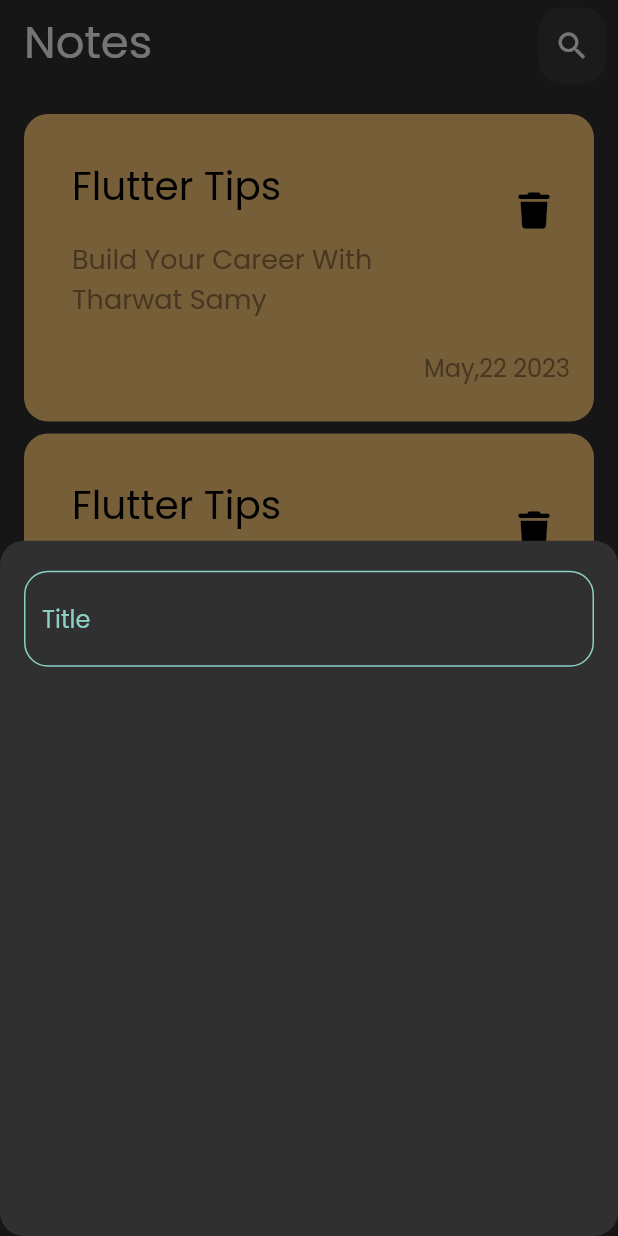
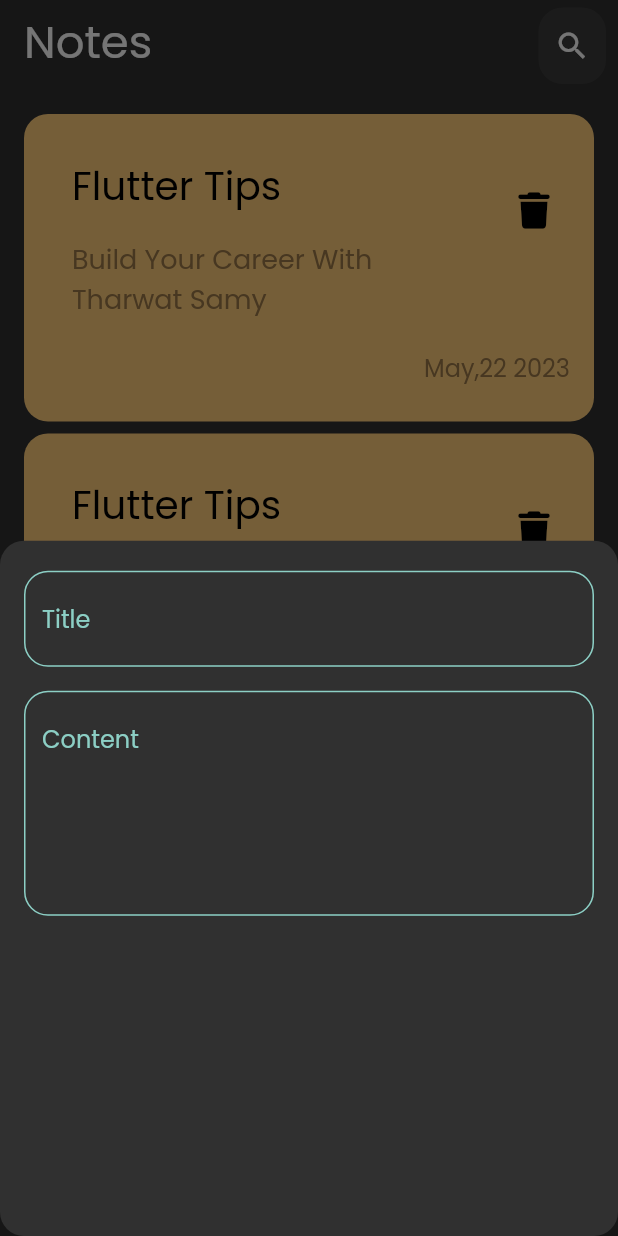
Before and after one commit to KingNarmar/notes_app, a Flutter app: the screen it shows after launch, after a tap on the "add" icon, on a phone screen of 412 x 824 dp. Run offline on Flutter 3.47's test engine with Material 2 defaults, Android fonts, the phone set to English and light mode, and no system bars; our stand-ins replace font_awesome_flutter.

Commit message:
add text Feild to bottom sheet

```diff
--- a/lib/Pages/notes_view.dart
+++ b/lib/Pages/notes_view.dart
@@ -1,7 +1,5 @@
 import 'package:flutter/material.dart';
-
 import '../widgets/custom_list_view.dart';
-
 import '../widgets/custom_search_icon.dart';
 import '../widgets/model_bottom_sheet.dart';
 
--- a/lib/widgets/custom_text_field.dart
+++ b/lib/widgets/custom_text_field.dart
@@ -3,19 +3,23 @@ import 'package:notesapp/constants.dart';
 
 import '../methods/methods.dart';
 
+// ignore: must_be_immutable
 class CustomTextField extends StatelessWidget {
-  const CustomTextField({super.key, this.hintText});
+  const CustomTextField({super.key, this.hintText, this.maxLins = 1});
 // ignore: prefer_typing_uninitialized_variables
   final hintText;
+  // ignore: prefer_typing_uninitialized_variables
+  final maxLins;
   @override
   Widget build(BuildContext context) {
     return TextField(
+      maxLines: maxLins,
       decoration: InputDecoration(
         border: buildBorder(KPrimaryColor),
         enabledBorder: buildBorder(KPrimaryColor),
         focusedBorder: buildBorder(KPrimaryColor),
         hintText: hintText,
-        hintStyle: const TextStyle(color: KPrimaryColor),
+        hintStyle: const TextStyle(color: KPrimaryColor,),
       ),
     );
   }
--- a/lib/widgets/model_bottom_sheet.dart
+++ b/lib/widgets/model_bottom_sheet.dart
@@ -14,7 +14,9 @@ class CustomBottomSheet extends StatelessWidget {
           SizedBox(
             height: 20,
           ),
-          CustomTextField(hintText: "Title",)
+          CustomTextField(hintText: "Title",),
+          SizedBox(height: 16,),
+          CustomTextField(hintText: "Content",maxLins: 5,)
         ],
       ),
     );
```
